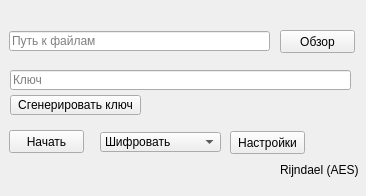
The window that mainwindow.ui (Peon24/crypto) describes before a commit, drawn with Qt 5.
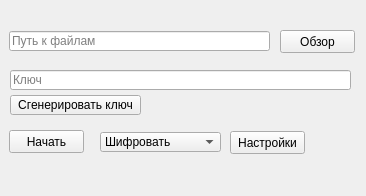
The same window after the commit.

Patch:
```diff
--- a/mainwindow.ui
+++ b/mainwindow.ui
@@ -99,19 +99,6 @@
      <string>Сгенерировать ключ</string>
     </property>
    </widget>
-   <widget class="QLabel" name="label">
-    <property name="geometry">
-     <rect>
-      <x>280</x>
-      <y>160</y>
-      <width>81</width>
-      <height>20</height>
-     </rect>
-    </property>
-    <property name="text">
-     <string>Rijndael (AES)</string>
-    </property>
-   </widget>
    <widget class="QPushButton" name="pushButtonSettings">
     <property name="geometry">
      <rect>
```
